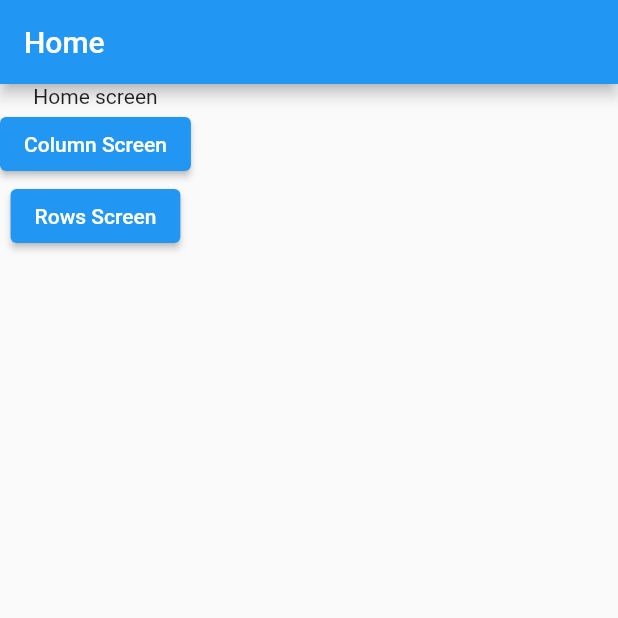
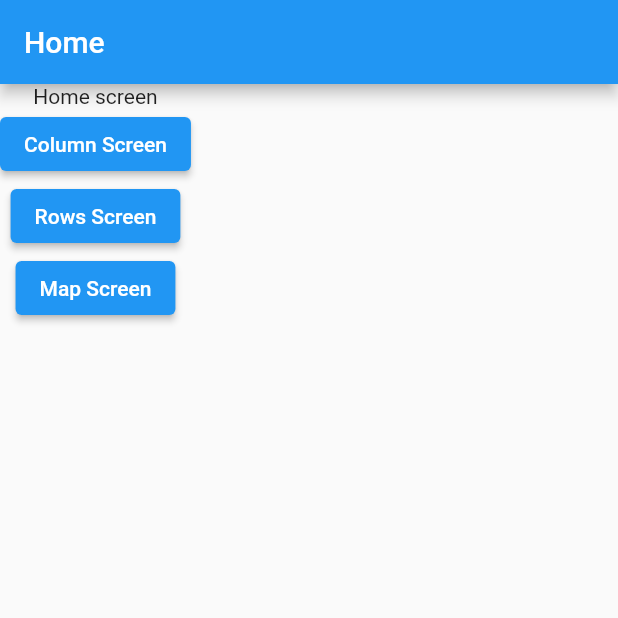
Before and after one commit to hackerhgl/gdg_mentorship_21aug, a Flutter app: the screen it shows after launch, on a phone screen of 412 x 824 dp, the top half of it. Run offline on Flutter 3.47's test engine with Material 2 defaults, Android fonts, the phone set to English and light mode, and no system bars.

Commit message:
Map init

```diff
--- a/lib/routes.dart
+++ b/lib/routes.dart
@@ -3,6 +3,7 @@ import 'package:flutter/material.dart';
 import 'screens/columns.dart';
 import 'screens/home.dart';
 import 'screens/rows.dart';
+import 'screens/map.dart';
 
 class AppRoutes extends StatelessWidget {
   const AppRoutes({Key? key}) : super(key: key);
@@ -15,6 +16,7 @@ class AppRoutes extends StatelessWidget {
         HomeScreen.route: (_) => HomeScreen(),
         ColumnsScreen.route: (_) => ColumnsScreen(),
         RowsScreen.route: (_) => RowsScreen(),
+        MapScreen.route: (_) => MapScreen(),
       },
     );
   }
--- a/lib/screens/home.dart
+++ b/lib/screens/home.dart
@@ -2,6 +2,7 @@ import 'package:flutter/material.dart';
 import 'package:gdg_mentorship_21aug/screens/rows.dart';
 
 import 'columns.dart';
+import 'map.dart';
 
 class HomeScreen extends StatelessWidget {
   static final route = "home";
@@ -24,6 +25,10 @@ class HomeScreen extends StatelessWidget {
             onPressed: () => Navigator.pushNamed(context, RowsScreen.route),
             child: Text("Rows Screen"),
           ),
+          ElevatedButton(
+            onPressed: () => Navigator.pushNamed(context, MapScreen.route),
+            child: Text("Map Screen"),
+          ),
         ],
       ),
     );
```
Also changed, not shown: lib/screens/map.dart (added, +27 -0 lines).
